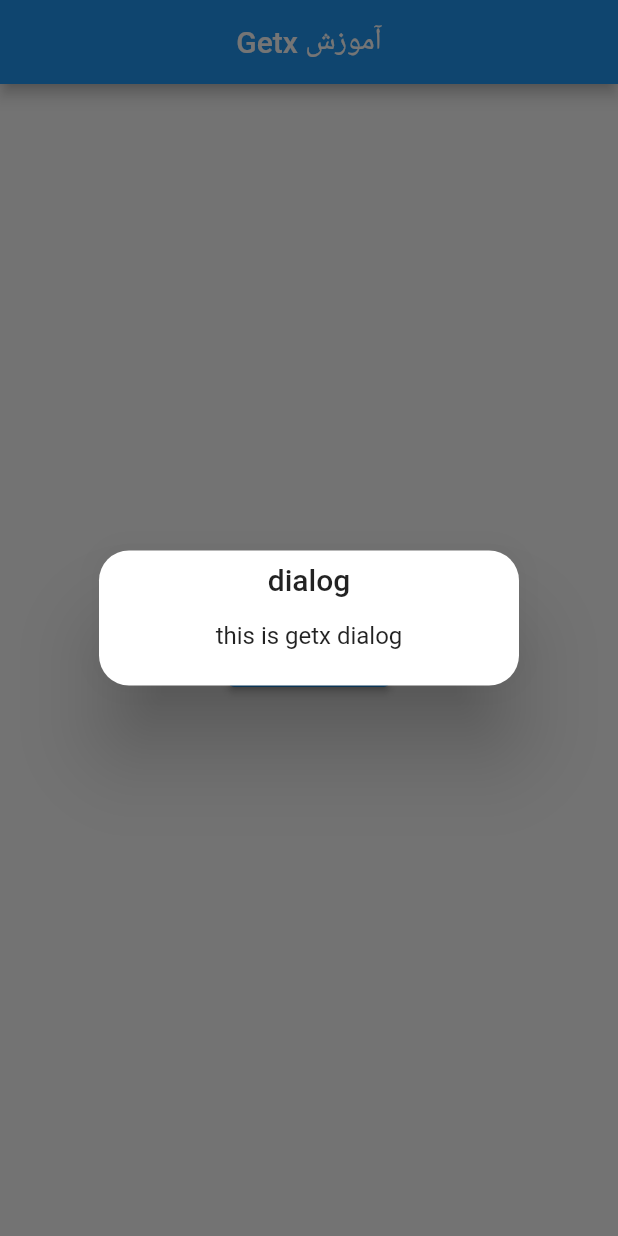
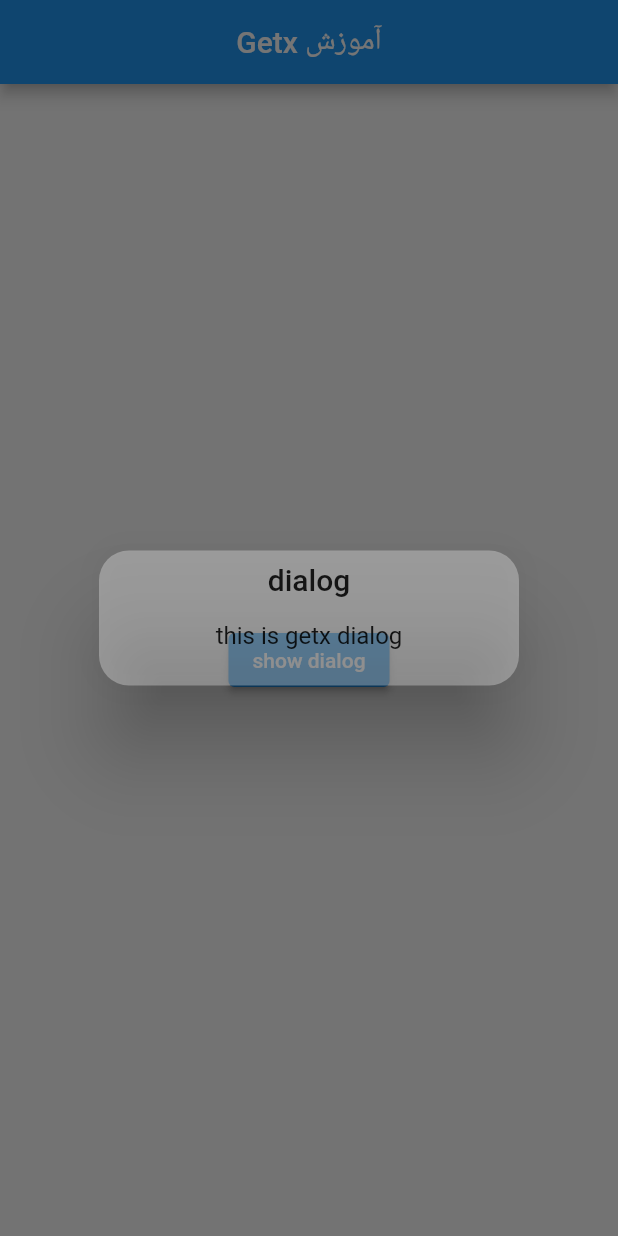
Before and after one commit to amirrezaghabeli/getxtutorial, a Flutter app: the screen it shows after launch, after a tap on "show dialog", on a phone screen of 412 x 824 dp. Run offline on Flutter 3.47's test engine with Material 2 defaults, Android fonts, the light colour scheme and no system bars; our stand-ins replace get.

Commit message:
color changed

```diff
--- a/lib/HomePage.dart
+++ b/lib/HomePage.dart
@@ -14,6 +14,7 @@ class HomePage extends StatelessWidget {
             onPressed: () {
               Get.defaultDialog(
                 title: 'dialog',
+              backgroundColor: Colors.white30,
                 middleText: 'this is getx dialog',
               );
             },
```
